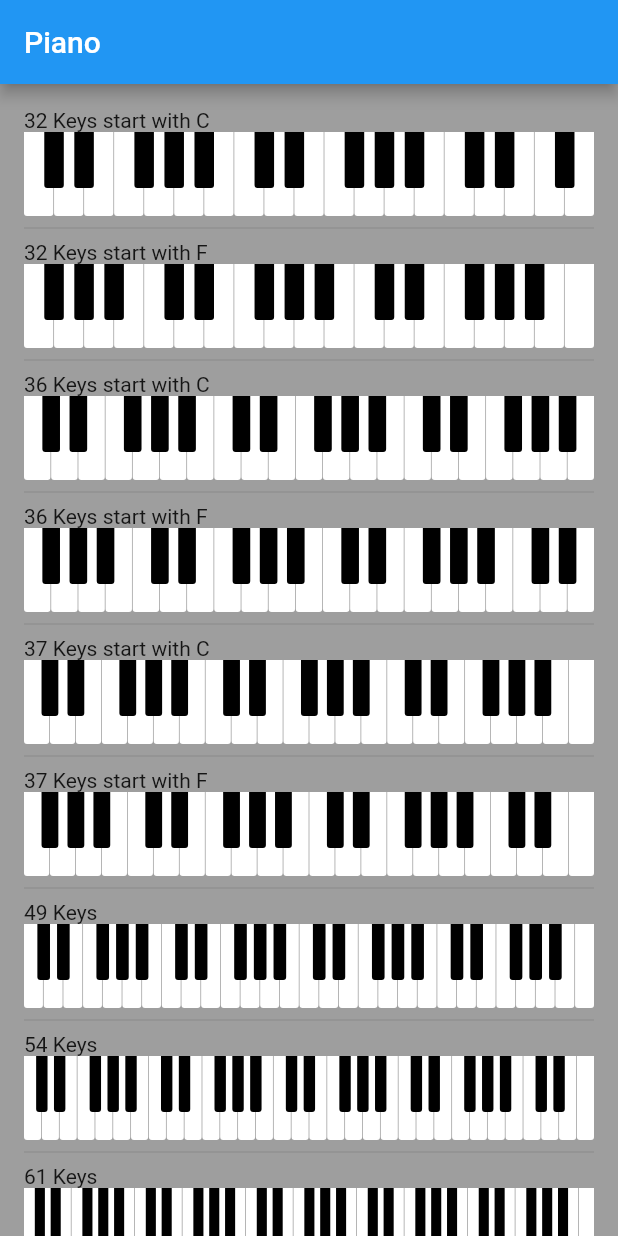
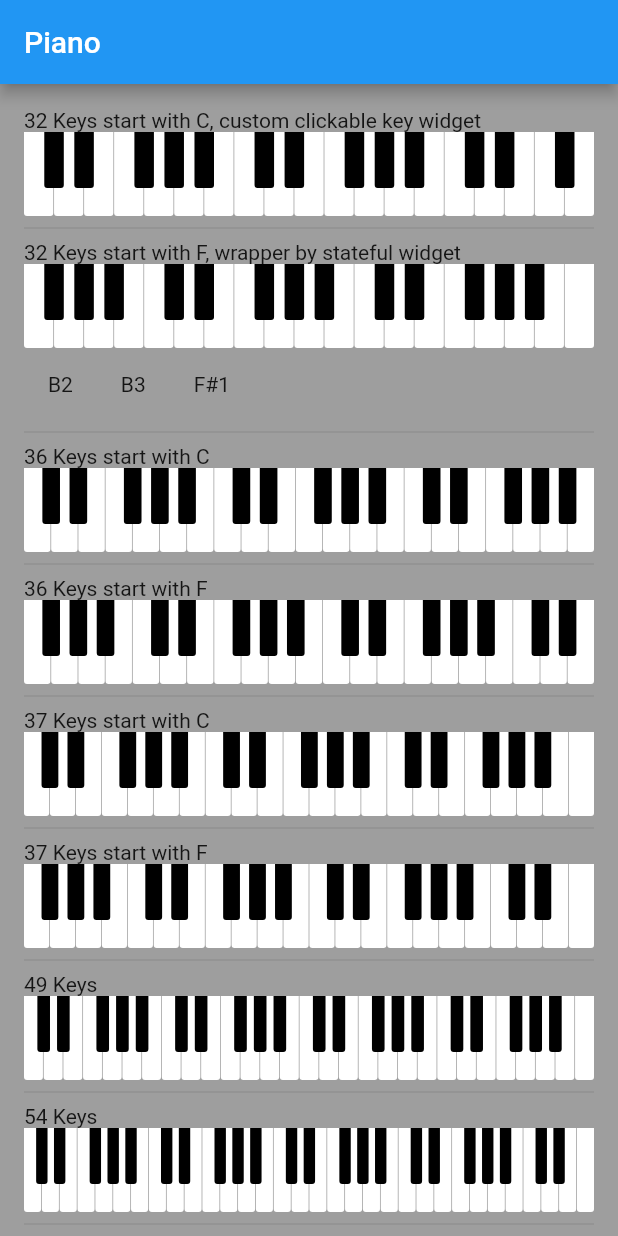
Before and after one commit to de-men/piano_widget, a Flutter app: the screen it shows after launch, on a phone screen of 412 x 824 dp. Run offline on Flutter 3.47's test engine with Material 2 defaults, Android fonts, the phone set to English and light mode, and no system bars.

Commit message:
Update example with state management

```diff
--- a/example/lib/main.dart
+++ b/example/lib/main.dart
@@ -54,11 +54,11 @@ class MyHomePage extends StatelessWidget {
         child: ListView(
           padding: const EdgeInsets.all(16),
           children: [
-            const Text('32 Keys start with C'),
+            const Text('32 Keys start with C, custom clickable key widget'),
             PianoWidget.keys32c(keyBuilder: buildKey),
             const Divider(),
-            const Text('32 Keys start with F'),
-            PianoWidget.keys32f(),
+            const Text('32 Keys start with F, wrapper by stateful widget'),
+            const MyStatefulWidget(),
             const Divider(),
             const Text('36 Keys start with C'),
             PianoWidget.keys36c(),
@@ -150,3 +150,74 @@ class _MyKeyWidgetState extends State<MyKeyWidget> {
     );
   }
 }
+
+class MyStatefulWidget extends StatefulWidget {
+  const MyStatefulWidget({Key? key}) : super(key: key);
+
+  @override
+  State<MyStatefulWidget> createState() => _MyStatefulWidgetState();
+}
+
+class _MyStatefulWidgetState extends State<MyStatefulWidget> {
+  var _pressedNotes = <String>{};
+
+  @override
+  Widget build(BuildContext context) {
+    return Column(
+      children: [
+        PianoWidget.keys32f(
+          keyBuilder: (width, height, pitch) {
+            return Container(
+              width: width,
+              height: height,
+              decoration: BoxDecoration(
+                color: _pressedNotes
+                        .contains('${pitch.key}${pitch.value ~/ 12 + 1}')
+                    ? Colors.red
+                    : (pitch.key.contains('#') ? Colors.black : Colors.white),
+                borderRadius: const BorderRadius.only(
+                  bottomLeft: Radius.circular(2),
+                  bottomRight: Radius.circular(2),
+                ),
+              ),
+            );
+          },
+        ),
+        Row(
+          children: [
+            _buildButton('B2'),
+            _buildButton('B3'),
+            _buildButton('F#1'),
+          ],
+        )
+      ],
+    );
+  }
+
+  Widget _buildButton(String note) {
+    return GestureDetector(
+      onTapDown: (_) {
+        _pressedNotes.add(note);
+        setState(() {
+          _pressedNotes = Set.of(_pressedNotes);
+        });
+      },
+      onTapUp: (_) {
+        _pressedNotes.remove(note);
+        setState(() {
+          _pressedNotes = Set.of(_pressedNotes);
+        });
+      },
+      onTapCancel: () {
+        _pressedNotes.remove(note);
+        setState(() {
+          _pressedNotes = Set.of(_pressedNotes);
+        });
+      },
+      child: Padding(
+        padding: const EdgeInsets.all(16.0),
+        child: Text(note),
+      ),
+    );
+  }
+}
```
